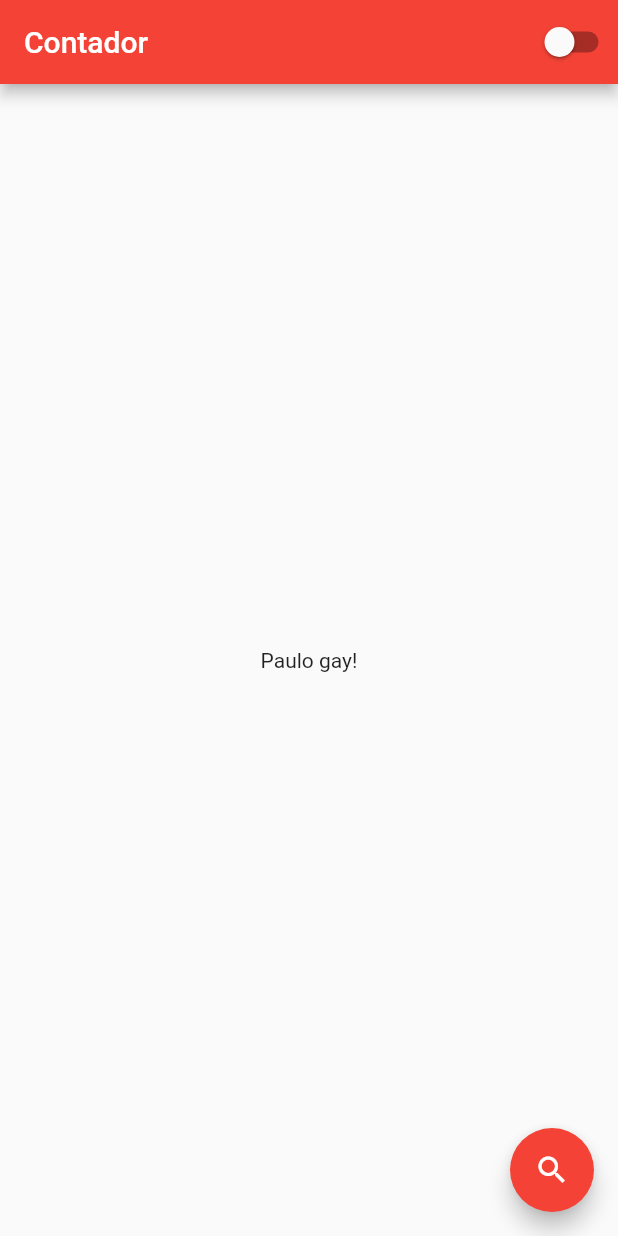
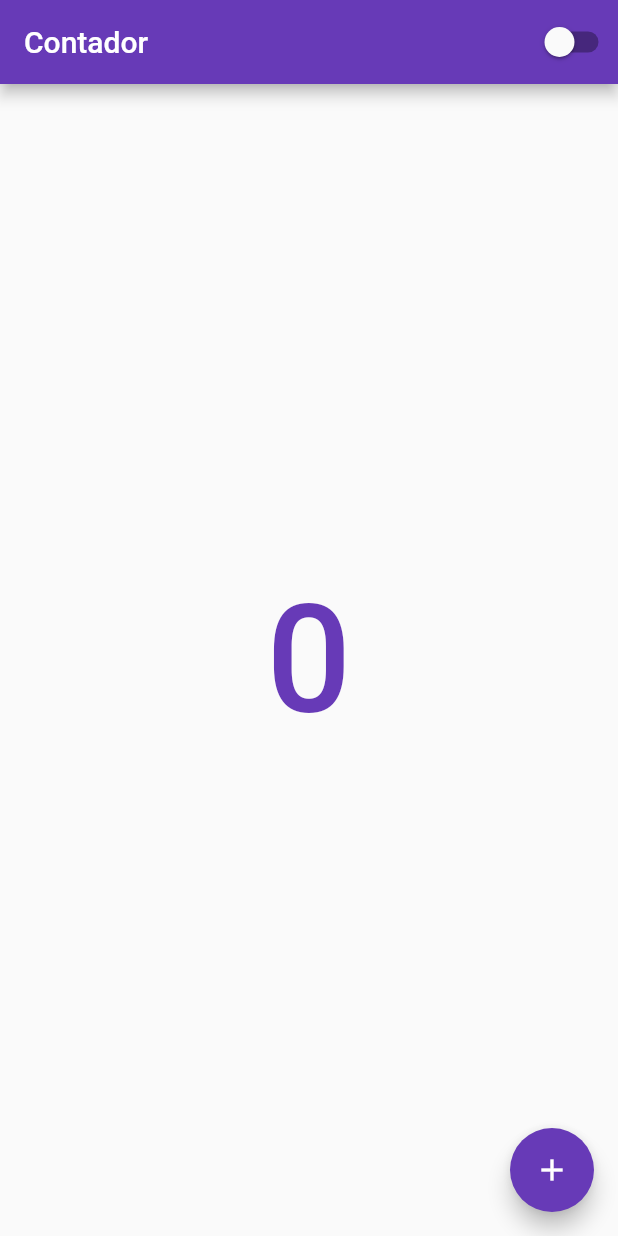
Before and after one commit to jeronimo3875br/counter-flutter-app, a Flutter app: the screen it shows after launch, on a phone screen of 412 x 824 dp. Run offline on Flutter 3.47's test engine with Material 2 defaults, Android fonts, the phone set to English and light mode, and no system bars; Roboto replaces fonts that are missing (arial).

Commit message:
feature: adding global state control and theme management.

```diff
--- a/lib/app.dart
+++ b/lib/app.dart
@@ -7,15 +7,14 @@ class App extends StatelessWidget {
   Widget build(BuildContext context) {
     return AnimatedBuilder(
         animation: AppController.instance,
-        builder: (context, child) {
+        builder: (context, widget) {
           return MaterialApp(
-            theme: ThemeData(
-                primarySwatch: Colors.red,
-                brightness: AppController.instance.isDarkTheme
-                    ? Brightness.dark
-                    : Brightness.light),
-            home: Home(),
-          );
+              theme: ThemeData(
+                  primarySwatch: Colors.deepPurple,
+                  brightness: AppController.instance.isDarkTheme
+                      ? Brightness.dark
+                      : Brightness.light),
+              home: Home());
         });
   }
 }
--- a/lib/components/switchTheme.component.dart
+++ b/lib/components/switchTheme.component.dart
@@ -1,13 +1,17 @@
 import "package:flutter/material.dart";
 import "../controllers/app.controller.dart";
 
-class SwitchThemeComponent extends StatelessWidget {
+class SwitchAppTheme extends StatelessWidget {
   @override
   Widget build(BuildContext context) {
     return Switch(
         value: AppController.instance.isDarkTheme,
+        activeColor:
+            AppController.instance.isDarkTheme ? Colors.white : Colors.white,
+        activeTrackColor:
+            AppController.instance.isDarkTheme ? Colors.black26 : Colors.white,
         onChanged: (value) {
-          AppController.instance.changeTheme();
+          AppController.instance.changeAppTheme();
         });
   }
 }
--- a/lib/controllers/app.controller.dart
+++ b/lib/controllers/app.controller.dart
@@ -5,7 +5,7 @@ class AppController extends ChangeNotifier {
 
   static AppController instance = AppController();
 
-  changeTheme() {
+  changeAppTheme() {
     isDarkTheme = !isDarkTheme;
     notifyListeners();
   }
--- a/lib/main.dart
+++ b/lib/main.dart
@@ -1,6 +1,4 @@
 import "./app.dart";
 import "package:flutter/material.dart";
 
-void main() {
-  runApp(App());
-}
+void main() => runApp(App());
--- a/lib/screens/home.screen.dart
+++ b/lib/screens/home.screen.dart
@@ -1,4 +1,5 @@
 import "package:flutter/material.dart";
+import "../controllers/app.controller.dart";
 import "../components/switchTheme.component.dart";
 
 class Home extends StatefulWidget {
@@ -9,19 +10,38 @@ class Home extends StatefulWidget {
 }
 
 class HomeState extends State<Home> {
+  int _counter = 0;
+
   @override
   Widget build(BuildContext context) {
-    return Scaffold(
-        appBar: AppBar(
-          title: const Text("Contador"),
-          actions: [SwitchThemeComponent()],
-        ),
-        body: const Center(
-          child: Text("Paulo gay!"),
-        ),
-        floatingActionButton: FloatingActionButton(
-          child: const Icon(Icons.search),
-          onPressed: () {},
-        ));
+    return AnimatedBuilder(
+        animation: AppController.instance,
+        builder: (context, widget) {
+          return Scaffold(
+              appBar: AppBar(
+                  title: const Text("Contador"),
+                  actions: <Widget>[SwitchAppTheme()]),
+              body: Container(
+                  child: Center(
+                      child: Text(
+                "$_counter",
+                style: TextStyle(
+                    fontSize: 100,
+                    color: AppController.instance.isDarkTheme
+                        ? Colors.white
+                        : Colors.deepPurple,
+                    fontWeight: FontWeight.w500,
+                    fontFamily: "arial"),
+              ))),
+              floatingActionButton: FloatingActionButton(
+                  child: const Icon(Icons.add),
+                  backgroundColor: Colors.deepPurple,
+                  foregroundColor: Colors.white,
+                  onPressed: () {
+                    setState(() {
+                      _counter++;
+                    });
+                  }));
+        });
   }
 }
```
